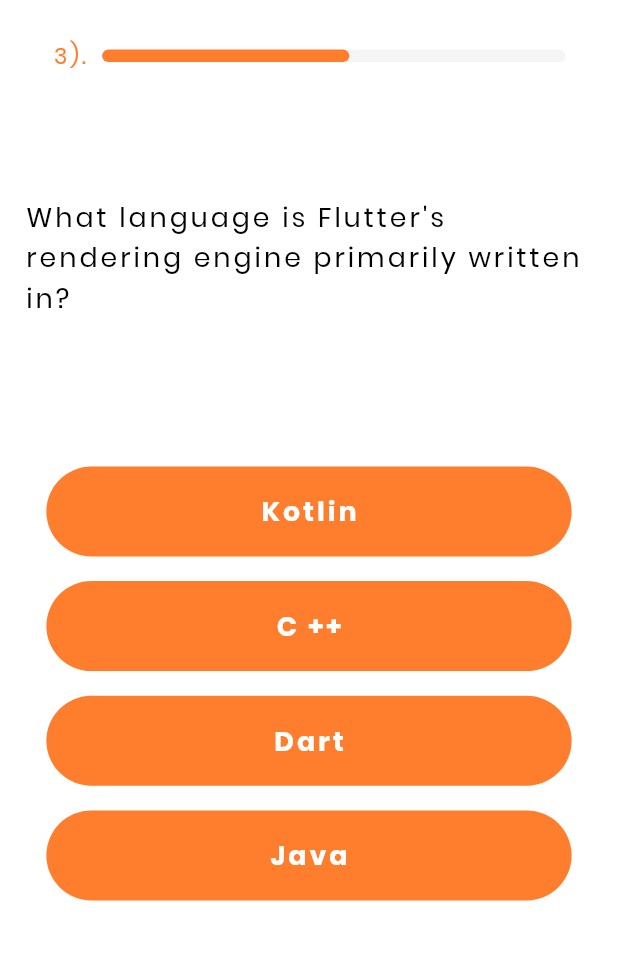
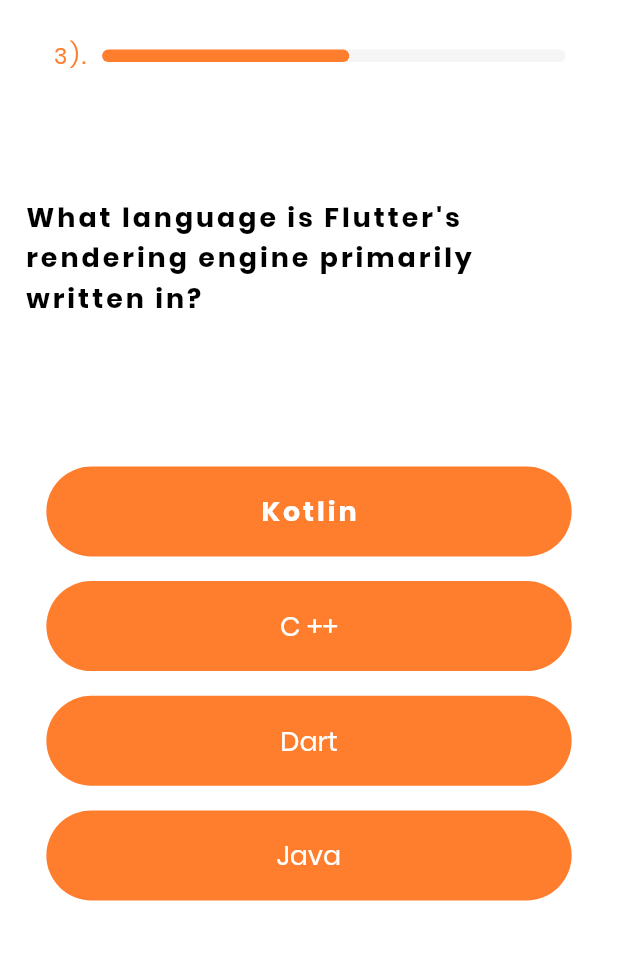
Before and after one commit to Jayfablead/jicksawapp, a Flutter app: the SecQue screen opened directly, after a tap on "pubspec.yaml", after a tap on "Next", on a phone screen of 412 x 824 dp, the part 64-1024 px from its top. Run offline on Flutter 3.47's test engine with Material 2 defaults, Android fonts, the phone set to English and light mode, and no system bars; our stand-ins replace cached_network_image, carousel_slider, connectivity, equatable, flip_card, flutter_colorpicker and 7 more; missing offline and left inert: model_viewer_plus, panara_dialogs, shake; accounts and stored records are empty; project files that could hold a hidden picture were left out.

Commit message:
change 26-05

```diff
--- a/lib/Questions/thirdPage.dart
+++ b/lib/Questions/thirdPage.dart
@@ -173,9 +173,9 @@ class _ThirdQueState extends State<ThirdQue> {
                                   color: ans2
                                       ? primary
                                       : Colors.white,
-                                  fontWeight: FontWeight.bold,
+
                                 fontFamily: 'Poppins',
-                                letterSpacing: 2,),
+                             ),
                             ),
                           ),
                         ),
@@ -210,9 +210,9 @@ class _ThirdQueState extends State<ThirdQue> {
                                   color: ans3
                                       ? primary
                                       : Colors.white,
-                                  fontWeight: FontWeight.bold,
+
                                 fontFamily: 'Poppins',
-                                letterSpacing: 2,),
+                               ),
                             ),
                           ),
                         ),
@@ -247,9 +247,9 @@ class _ThirdQueState extends State<ThirdQue> {
                                   color: ans4
                                       ? primary
                                       : Colors.white,
-                                  fontWeight: FontWeight.bold,
+
                                 fontFamily: 'Poppins',
-                                letterSpacing: 2,),
+                       ),
                             ),
                           ),
                         ),
@@ -274,9 +274,9 @@ class _ThirdQueState extends State<ThirdQue> {
                           style: TextStyle(
                               fontSize: 13.sp,
                               color: Colors.white,
-                              fontWeight: FontWeight.bold,
+
                             fontFamily: 'Poppins',
-                            letterSpacing: 2,),
+                       ),
                         ),
                       ),
                     )
--- a/lib/const widget.dart
+++ b/lib/const widget.dart
@@ -50,6 +50,7 @@ TextStyle primarytxt = TextStyle(
   color: Colors.black,
   fontSize: 13.sp,
 fontFamily: 'Poppins',
+  fontWeight: FontWeight.w700,
   letterSpacing: 2,
 );
 TextStyle primarytxto = TextStyle(
```
Also changed, not shown: lib/Questions/fifthQue.dart (+7 -19 lines).
